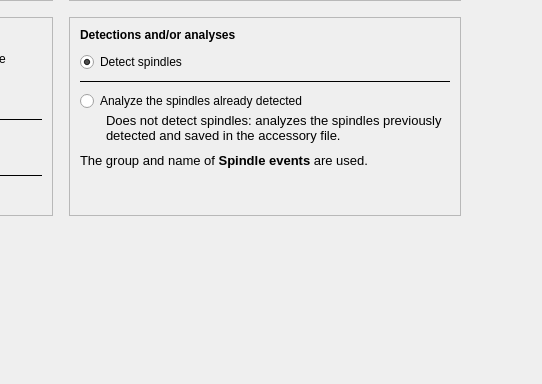
Qt form tools/CEAMSTools/SpindleDetectionSumo/SpindleDetectorSelStep/Ui_SpindleDetectorSelStep.ui (SnoozToolbox/snooz-package-ceams) before a commit; both pictures show x 358 to 900 and y 316 to 700 of the 900 by 700 pixel window.
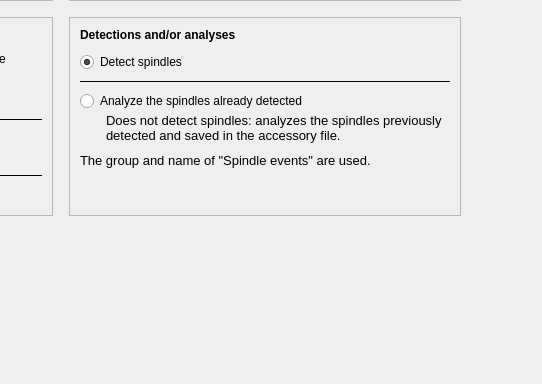
The same form after that commit.

The edit to the form file:
```diff
--- a/tools/CEAMSTools/SpindleDetectionSumo/SpindleDetectorSelStep/Ui_SpindleDetectorSelStep.ui
+++ b/tools/CEAMSTools/SpindleDetectionSumo/SpindleDetectorSelStep/Ui_SpindleDetectorSelStep.ui
@@ -803,10 +803,7 @@
                 </font>
                </property>
                <property name="text">
-                <string>The group and name of &lt;b&gt;Spindle events&lt;/b&gt; are used.</string>
-               </property>
-               <property name="textFormat">
-                <enum>Qt::TextFormat::RichText</enum>
+                <string>The group and name of "Spindle events" are used.</string>
                </property>
                <property name="wordWrap">
                 <bool>true</bool>
```
